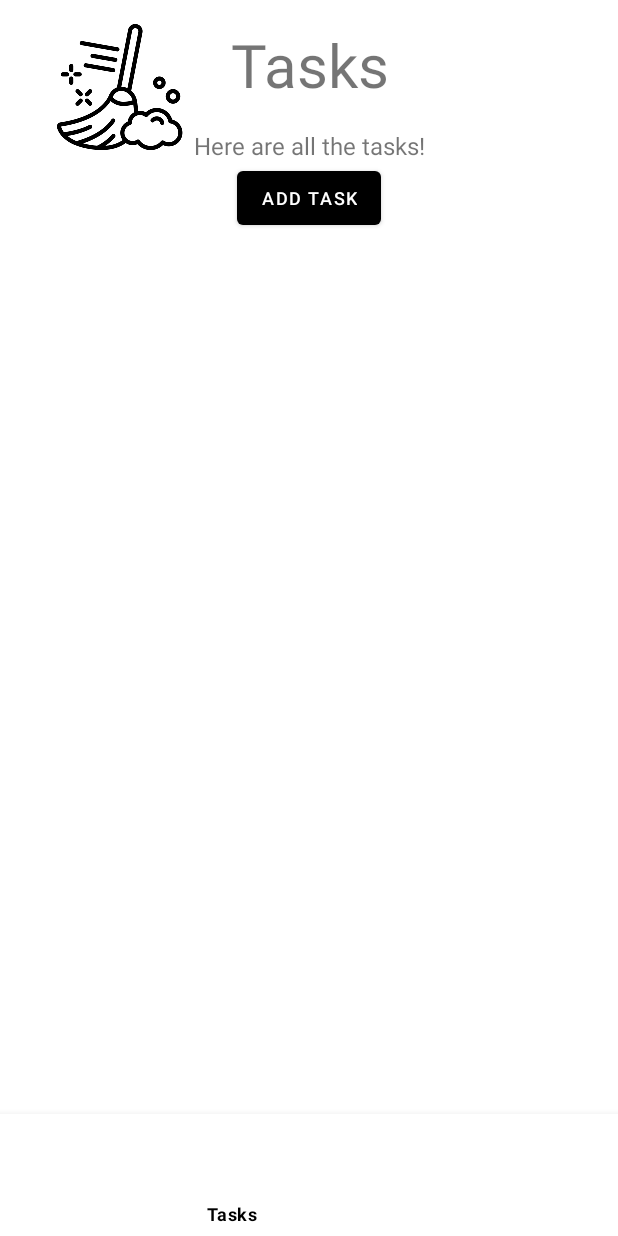
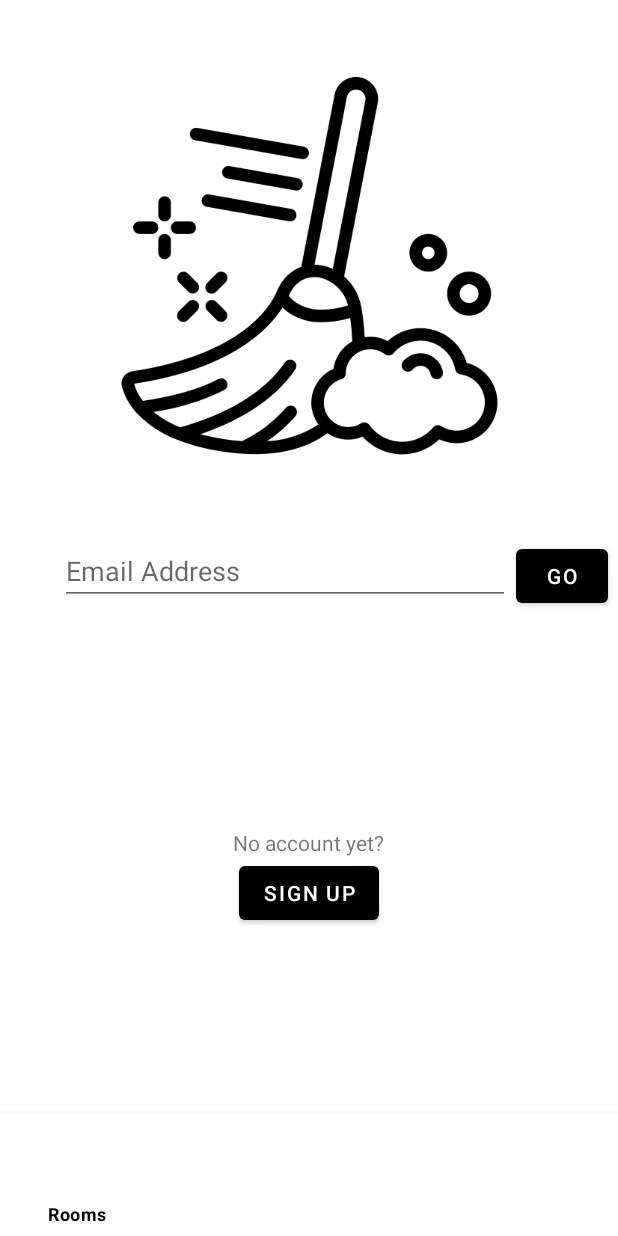
Before and after one commit to KarimSamaha98/tidy_app, an Android app: the SignUp screen opened through its navigation route, after a tap on "SIGN ME UP!", on a phone screen of 412 x 824 dp. Run offline under Robolectric (Android 15) with nearby library versions, the phone set to English and light mode, and no system bars; our stand-ins replace Firebase (no records; nobody signed in at launch, a user with empty details on screens opened directly), data binding, navigation-ui.

Commit message:
small nav adjustments

```diff
--- a/tidy/app/src/main/java/com/epfl/esl/tidy/signin/SignUp.kt
+++ b/tidy/app/src/main/java/com/epfl/esl/tidy/signin/SignUp.kt
@@ -56,7 +56,7 @@ class SignUp : Fragment() {
             sendDataToFireBase()
             (activity as MainActivity).setBottomNavigationVisibility(View.VISIBLE)
             (activity as MainActivity).loginInfo = UserDataClass(email=email, password=password, first_name=first_name, last_name=last_name, space_id=space_id, key=key, admin="0")
-            Navigation.findNavController(view).navigate(R.id.action_signUp_to_TasksFragment)
+            Navigation.findNavController(view).navigate(R.id.action_signUp_to_profileLogin)
         }
 
         return binding.root
--- a/tidy/app/src/main/res/layout/fragment_overview.xml
+++ b/tidy/app/src/main/res/layout/fragment_overview.xml
@@ -57,7 +57,7 @@
         <androidx.recyclerview.widget.RecyclerView
             android:id="@+id/recycler_view_rooms"
             android:layout_width="match_parent"
-            android:layout_height="wrap_content"
+            android:layout_height="500dp"
             android:layout_marginTop="50dp"
             android:layout_marginLeft="50dp"
             android:layout_marginRight="50dp"
@@ -80,7 +80,7 @@
         <androidx.recyclerview.widget.RecyclerView
             android:id="@+id/recycler_view_supplies"
             android:layout_width="match_parent"
-            android:layout_height="500dp"
+            android:layout_height="300dp"
             android:layout_marginTop="50dp"
             android:layout_marginLeft="50dp"
             android:layout_marginRight="50dp"
--- a/tidy/app/src/main/res/navigation/navigation.xml
+++ b/tidy/app/src/main/res/navigation/navigation.xml
@@ -12,11 +12,11 @@
         android:label="fragment_profile_login"
         tools:layout="@layout/fragment_profile_login" >
         <action
-            android:id="@+id/action_profileLogin_to_TasksFragment"
-            app:destination="@id/TasksFragment" />
-        <action
             android:id="@+id/action_profileLogin_to_signUp"
             app:destination="@id/signUp" />
+        <action
+            android:id="@+id/action_profileLogin_to_OverviewFragment"
+            app:destination="@id/OverviewFragment" />
     </fragment>
 
     <fragment
@@ -25,13 +25,13 @@
         android:label="fragment_sign_up"
         tools:layout="@layout/fragment_sign_up" >
         <action
-            android:id="@+id/action_signUp_to_TasksFragment"
-            app:destination="@id/TasksFragment" />
+            android:id="@+id/action_signUp_to_profileLogin"
+            app:destination="@id/profileLogin" />
     </fragment>
 
     <fragment
         android:id="@+id/addRooms"
-        android:name="com.epfl.esl.tidy.admin.AddRooms"
+        android:name="com.epfl.esl.tidy.admin.AddRoomFragment"
         android:label="AddRooms" />
     <fragment
         android:id="@+id/addTasks"
```
Also changed, not shown: tidy/app/src/main/java/com/epfl/esl/tidy/signin/ProfileLogin.kt (+6 -3 lines).
